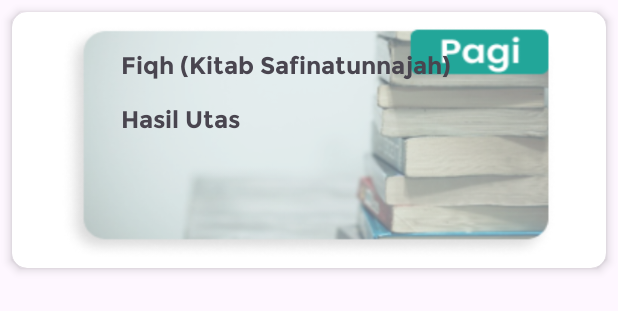
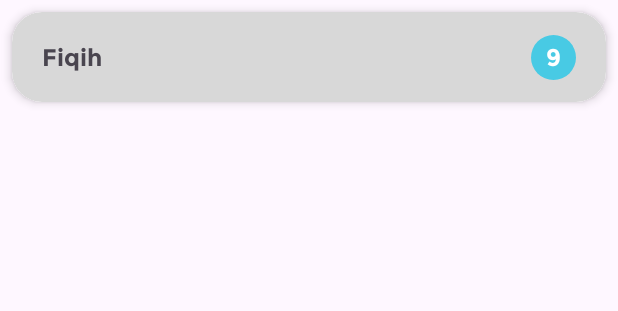
Before and after one commit to ponpesinay/mobile-inay, an Android app: the layout card_sub_nilai.xml on its own in the app's theme, with its tools: preview values and no code run, on a phone screen of 412 x 824 dp. Shown: the top 311 px of the screen. Run offline under Robolectric (Android 15) with nearby library versions, the phone set to English and light mode, and no system bars.

Commit message:
card Nilai

```diff
--- a/app/src/main/res/layout/card_sub_nilai.xml
+++ b/app/src/main/res/layout/card_sub_nilai.xml
@@ -6,122 +6,39 @@
     android:layout_width="match_parent"
     android:layout_height="wrap_content"
     app:cardElevation="4dp"
-    app:cardCornerRadius="10dp"
+    app:cardCornerRadius="20dp"
     android:layout_margin="8dp"
     >
 
-    <LinearLayout
-        android:layout_width="350dp"
-        android:layout_height="wrap_content"
-        android:layout_margin="5dp"
-        android:orientation="vertical"
-        android:layout_gravity="center"
-
-        >
-
     <androidx.constraintlayout.widget.ConstraintLayout
-            android:layout_width="330dp"
-            android:layout_height="160dp"
-            android:layout_gravity="center"
-            android:layout_marginLeft="25dp"
-            android:layout_marginRight="25dp"
-            >
-            <ImageView
         android:layout_width="match_parent"
-                android:layout_height="wrap_content"
-                android:scaleType="fitXY"
-                app:srcCompat="@drawable/jadwal_pagi"
-                tools:ignore="MissingConstraints" />
+        android:layout_height="60dp"
+        android:background="@drawable/bg_cut">
         <TextView
-                android:id="@+id/NamaMapel_tv"
-                style="@style/textNilai"
+            android:id="@+id/tv_mapelHadir"
             android:layout_width="wrap_content"
             android:layout_height="wrap_content"
-                android:layout_marginStart="40dp"
-                android:layout_marginTop="20dp"
-                android:layout_marginEnd="20dp"
-                android:text="Fiqh (Kitab Safinatunnajah)"
+            android:text="Fiqih"
+            style="@style/textNilai"
+            android:layout_marginLeft="20dp"
             app:layout_constraintTop_toTopOf="parent"
             app:layout_constraintStart_toStartOf="parent"
+            app:layout_constraintBottom_toBottomOf="parent"
             />
-
         <TextView
-                android:id="@+id/tvUts"
-                style="@style/textNilai"
-                android:layout_width="wrap_content"
-                android:layout_height="wrap_content"
-                android:layout_marginStart="40dp"
-                android:layout_marginEnd="20dp"
-                android:layout_marginTop="15dp"
-                android:text="Hasil Utas "
-                app:layout_constraintTop_toBottomOf="@id/NamaMapel_tv"
-                app:layout_constraintStart_toStartOf="parent"
-
+            android:id="@+id/tv_totalhadir"
+            android:layout_width="30dp"
+            android:layout_height="30dp"
+            android:text="9"
+            android:background="@drawable/bg_button"
+            style="@style/textJml"
+            android:gravity="center"
+            android:layout_marginRight="20dp"
+            app:layout_constraintTop_toTopOf="parent"
+            app:layout_constraintBottom_toBottomOf="parent"
+            app:layout_constraintEnd_toEndOf="parent"
             />
-            <!--                <TextView-->
-            <!--                    android:id="@+id/tvUas"-->
-            <!--                    style="@style/textNilai"-->
-            <!--                    android:layout_width="wrap_content"-->
-            <!--                    android:layout_height="wrap_content"-->
-            <!--                    android:layout_marginStart="40dp"-->
-            <!--                    android:layout_marginEnd="20dp"-->
-            <!--                    android:layout_marginTop="15dp"-->
-            <!--                    android:text=" hasil "-->
-            <!--                    app:layout_constraintTop_toBottomOf="@+id/tvUts"-->
-            <!--                    app:layout_constraintStart_toStartOf="parent"/>-->
-            <!--                <TextView-->
-            <!--                    android:id="@+id/tvTugas"-->
-            <!--                    style="@style/textNilai"-->
-            <!--                    android:layout_width="wrap_content"-->
-            <!--                    android:layout_height="wrap_content"-->
-            <!--                    android:layout_marginTop="15dp"-->
-            <!--                    android:layout_marginStart="40dp"-->
-            <!--                    android:layout_marginEnd="20dp"-->
-            <!--                    android:layout_marginBottom="20dp"-->
-            <!--                    android:text=" Hasil Tugas "-->
-            <!--                    app:layout_constraintTop_toBottomOf="@+id/tvUas"-->
-            <!--                    app:layout_constraintStart_toStartOf="parent"-->
-            <!--                    />-->
     </androidx.constraintlayout.widget.ConstraintLayout>
-
-
-
-        <!--            <TextView-->
-        <!--                android:id="@+id/tvUts"-->
-        <!--                android:layout_width="30dp"-->
-        <!--                android:layout_height="30dp"-->
-        <!--                android:layout_marginStart="5dp"-->
-        <!--                android:layout_marginEnd="5dp"-->
-        <!--                android:background="@drawable/edittext_background"-->
-        <!--                android:gravity="center"-->
-        <!--                android:text="5"-->
-        <!--                style="@style/textNilai"-->
-        <!--                />-->
-        <!--            <TextView-->
-        <!--                android:id="@+id/tvUas"-->
-        <!--                android:layout_width="30dp"-->
-        <!--                android:layout_height="30dp"-->
-        <!--                android:layout_marginStart="5dp"-->
-        <!--                android:layout_marginEnd="5dp"-->
-        <!--                android:background="@drawable/edittext_background"-->
-        <!--                android:gravity="center"-->
-        <!--                android:text="5"-->
-        <!--                style="@style/textNilai"-->
-        <!--                />-->
-        <!--            <TextView-->
-        <!--                android:id="@+id/tvTugas"-->
-        <!--                android:layout_width="30dp"-->
-        <!--                android:layout_height="30dp"-->
-        <!--                android:layout_marginStart="20dp"-->
-        <!--                android:layout_marginEnd="20dp"-->
-        <!--                android:background="@drawable/edittext_background"-->
-        <!--                android:gravity="center"-->
-        <!--                android:text="5"-->
-        <!--                style="@style/textNilai"-->
-        <!--                />-->
-
-
-    </LinearLayout>
 
     <!--    </androidx.constraintlayout.widget.ConstraintLayout>-->
 
--- a/app/src/main/res/values/themes.xml
+++ b/app/src/main/res/values/themes.xml
@@ -68,9 +68,9 @@
 
     </style>
 
-    <style name="textCut">
-        <item name="android:textSize">14sp</item>
-        <item name="android:fontFamily">@font/montserrat_regular</item>
-        <item name="android:textColor">@color/black</item>
+    <style name="textJml">
+        <item name="android:textSize">16sp</item>
+        <item name="android:fontFamily">@font/montserrat_bold</item>
+        <item name="android:textColor">@color/white</item>
     </style>
 </resources>
```
Lines whose indentation alone changed are shown as unchanged.
